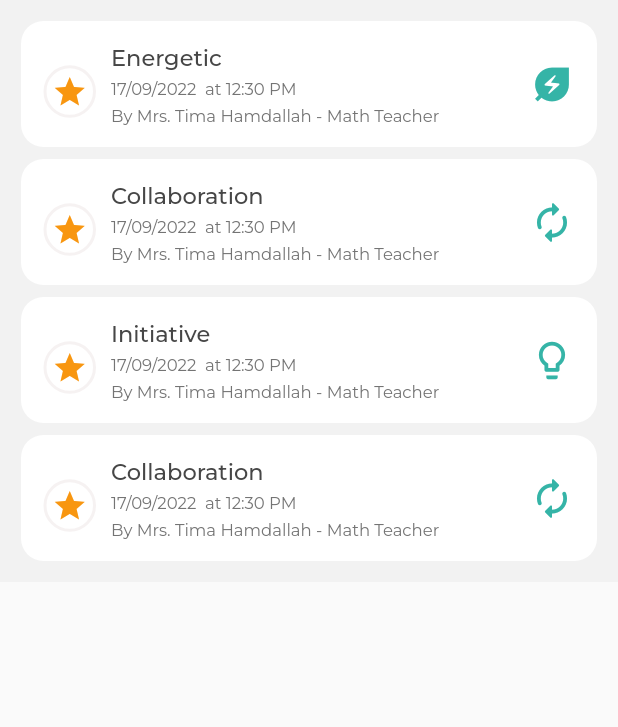
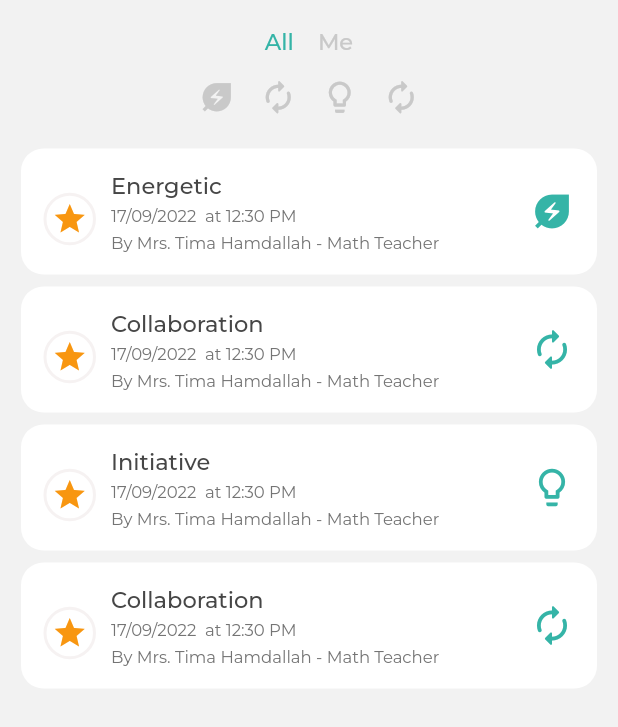
Before and after one commit to icsicsics/school, a Flutter app: the MyChildrenBodyWidget widget shown alone on an empty page, opened directly, on a phone screen of 412 x 824 dp. Shown: the top 727 px of the screen. Run offline on Flutter 3.47's test engine with Material 2 defaults, Android fonts, the phone set to English and light mode, and no system bars; our stand-ins replace device_info_plus, dio, firebase_core, firebase_messaging, flutter_bloc, flutter_local_notifications and 11 more; accounts and stored records are empty; project files that could hold a hidden picture were left out.

```diff
--- a/lib/presentation/ui/my_children/widget/my_childreen_list_widget.dart
+++ b/lib/presentation/ui/my_children/widget/my_childreen_list_widget.dart
@@ -1,129 +1,120 @@
-// import 'package:flutter/material.dart';
-// import 'package:schools/core/utils/resorces/color_manager.dart';
-// import 'package:schools/generated/l10n.dart';
-// import 'package:schools/presentation/shere_widgets/medium_text_widget.dart';
-//
-// class MyChildrenWidget extends StatefulWidget {
-//   const MyChildrenWidget({Key? key}) : super(key: key);
-//
-//   @override
-//   State<MyChildrenWidget> createState() => _MyChildrenWidgetState();
-// }
-//
-// class _MyChildrenWidgetState extends State<MyChildrenWidget> {
-//   final Color _selectedColor = ColorsManager.secondaryColor;
-//
-//   final Color _unselectedColor = ColorsManager.mediumGrayColor;
-//   final List<_ChildIconsModel> _list = [
-//     _ChildIconsModel(id: 1, icon: Icons.add, isSelected: true, title: S.current.all),
-//     _ChildIconsModel(id: 2, icon: Icons.add, isSelected: false, title:  S.current.me),
-//     _ChildIconsModel(
-//         id: 3, icon: Icons.energy_savings_leaf, isSelected: false, title: ""),
-//     _ChildIconsModel(
-//         id: 4, icon: Icons.autorenew_rounded, isSelected: false, title: ""),
-//     _ChildIconsModel(
-//         id: 5,
-//         icon: Icons.lightbulb_outline_rounded,
-//         isSelected: false,
-//         title: ""),
-//     _ChildIconsModel(
-//         id: 6, icon: Icons.autorenew_rounded, isSelected: false, title: ""),
-//   ];
-//
-//   @override
-//   Widget build(BuildContext context) {
-//     return SizedBox(
-//         height: 100,
-//         child: Column(
-//           children: [
-//             Row(
-//               crossAxisAlignment: CrossAxisAlignment.center,
-//               mainAxisAlignment: MainAxisAlignment.center,
-//               children: _list.map((e) => _checkIndexForLabel(e)).toList(),
-//             ),
-//             Row(
-//               crossAxisAlignment: CrossAxisAlignment.center,
-//               mainAxisAlignment: MainAxisAlignment.center,
-//               children: _list.map((e) => _checkIndexForIcon(e)).toList(),
-//             )
-//           ],
-//         ));
-//   }
-//
-//   Widget _checkIndexForIcon(_ChildIconsModel model) {
-//     if (model.id == 1 || model.id == 2) {
-//       return const SizedBox();
-//     } else {
-//       return InkWell(
-//         onTap: () => _selectItem(model.id),
-//         child: Padding(
-//           padding: const EdgeInsets.all(8.0),
-//           child: Column(
-//             children: [
-//               Icon(
-//                 size: 25,
-//                 model.icon,
-//                 color: _getColor(model),
-//               ),
-//               const SizedBox(height: 7),
-//               Container(height: 2,color:_getColor(model),width: 20,)
-//             ],
-//           ),
-//         ),
-//       );
-//     }
-//   }
-//
-//   Widget _checkIndexForLabel(_ChildIconsModel model) {
-//     if (model.id == 1 || model.id == 2) {
-//       return InkWell(
-//         onTap: () => _selectItem(model.id),
-//         child: Padding(
-//             padding: const EdgeInsets.all(8.0),
-//             child: Column(
-//               children: [
-//                 MediumTextWidget(
-//                     text: model.title, fontSize: 15, color: _getColor(model)),
-//                 const SizedBox(height: 7),
-//                 Container(height: 2,color:_getColor(model),width: 20,)
-//               ],
-//             )),
-//       );
-//     } else {
-//       return const SizedBox();
-//     }
-//   }
-//
-//   Color _getColor(_ChildIconsModel model) {
-//     if (model.isSelected) {
-//       return _selectedColor;
-//     } else {
-//       return _unselectedColor;
-//     }
-//   }
-//
-//   void _selectItem(int id) {
-//     for (var element in _list) {
-//       setState(() {
-//         if (id == element.id) {
-//           element.isSelected = true;
-//         } else {
-//           element.isSelected = false;
-//         }
-//       });
-//     }
-//   }
-// }
-//
-// class _ChildIconsModel {
-//   int id;
-//   IconData icon;
-//   String title;
-//   bool isSelected;
-//
-//   _ChildIconsModel(
-//       {required this.id,
-//       required this.icon,
-//       required this.isSelected,
-//       required this.title});
-// }
+import 'package:flutter/material.dart';
+import 'package:schools/core/utils/resorces/color_manager.dart';
+import 'package:schools/generated/l10n.dart';
+import 'package:schools/presentation/shere_widgets/medium_text_widget.dart';
+
+class MyChildrenWidget extends StatefulWidget {
+  const MyChildrenWidget({Key? key}) : super(key: key);
+
+  @override
+  State<MyChildrenWidget> createState() => _MyChildrenWidgetState();
+}
+
+class _MyChildrenWidgetState extends State<MyChildrenWidget> {
+  final Color _selectedColor = ColorsManager.secondaryColor;
+
+  final Color _unselectedColor = ColorsManager.mediumGrayColor;
+  final List<_ChildIconsModel> _list = [
+    _ChildIconsModel(
+        id: 1, icon: Icons.add, isSelected: true, title: S.current.all),
+    _ChildIconsModel(
+        id: 2, icon: Icons.add, isSelected: false, title: S.current.me),
+    _ChildIconsModel(
+        id: 3, icon: Icons.energy_savings_leaf, isSelected: false, title: ""),
+    _ChildIconsModel(
+        id: 4, icon: Icons.autorenew_rounded, isSelected: false, title: ""),
+    _ChildIconsModel(
+        id: 5,
+        icon: Icons.lightbulb_outline_rounded,
+        isSelected: false,
+        title: ""),
+    _ChildIconsModel(
+        id: 6, icon: Icons.autorenew_rounded, isSelected: false, title: ""),
+  ];
+
+  @override
+  Widget build(BuildContext context) {
+    return SizedBox(
+        height: 85,
+        child: Column(
+          children: [
+            Row(
+              crossAxisAlignment: CrossAxisAlignment.center,
+              mainAxisAlignment: MainAxisAlignment.center,
+              children: _list.map((e) => _checkIndexForLabel(e)).toList(),
+            ),
+            Row(
+              crossAxisAlignment: CrossAxisAlignment.center,
+              mainAxisAlignment: MainAxisAlignment.center,
+              children: _list.map((e) => _checkIndexForIcon(e)).toList(),
+            )
+          ],
+        ));
+  }
+
+  Widget _checkIndexForIcon(_ChildIconsModel model) {
+    if (model.id == 1 || model.id == 2) {
+      return const SizedBox();
+    } else {
+      return InkWell(
+        onTap: () => _selectItem(model.id),
+        child: Padding(
+          padding: const EdgeInsets.all(8.0),
+          child: Icon(
+            size: 25,
+            model.icon,
+            color: _getColor(model),
+          ),
+        ),
+      );
+    }
+  }
+
+  Widget _checkIndexForLabel(_ChildIconsModel model) {
+    if (model.id == 1 || model.id == 2) {
+      return InkWell(
+        onTap: () => _selectItem(model.id),
+        child: Padding(
+          padding: const EdgeInsets.all(8.0),
+          child: MediumTextWidget(
+              text: model.title, fontSize: 15, color: _getColor(model)),
+        ),
+      );
+    } else {
+      return const SizedBox();
+    }
+  }
+
+  Color _getColor(_ChildIconsModel model) {
+    if (model.isSelected) {
+      return _selectedColor;
+    } else {
+      return _unselectedColor;
+    }
+  }
+
+  void _selectItem(int id) {
+    for (var element in _list) {
+      setState(() {
+        if (id == element.id) {
+          element.isSelected = true;
+        } else {
+          element.isSelected = false;
+        }
+      });
+    }
+  }
+}
+
+class _ChildIconsModel {
+  int id;
+  IconData icon;
+  String title;
+  bool isSelected;
+
+  _ChildIconsModel(
+      {required this.id,
+      required this.icon,
+      required this.isSelected,
+      required this.title});
+}
--- a/lib/presentation/ui/my_children/widget/my_children_body_widget.dart
+++ b/lib/presentation/ui/my_children/widget/my_children_body_widget.dart
@@ -1,5 +1,6 @@
 import 'package:flutter/material.dart';
 import 'package:schools/core/utils/resorces/color_manager.dart';
+import 'package:schools/presentation/ui/my_children/widget/my_childreen_list_widget.dart';
 import 'package:schools/presentation/ui/my_children/widget/points_screen_widget.dart';
 
 class MyChildrenBodyWidget extends StatefulWidget {
@@ -14,9 +15,14 @@ class _MyChildrenBodyWidgetState extends State<MyChildrenBodyWidget> {
   Widget build(BuildContext context) {
     return Container(
       color: ColorsManager.backgroundColor,
-      child: const Padding(
-        padding:  EdgeInsets.all(10),
-        child: PointsScreenWidget(),
+      child:  Padding(
+        padding:  const EdgeInsets.all(10),
+        child: Column(
+          children: const [
+            MyChildrenWidget(),
+            PointsScreenWidget(),
+          ],
+        ),
       ),
     );
   }
```
